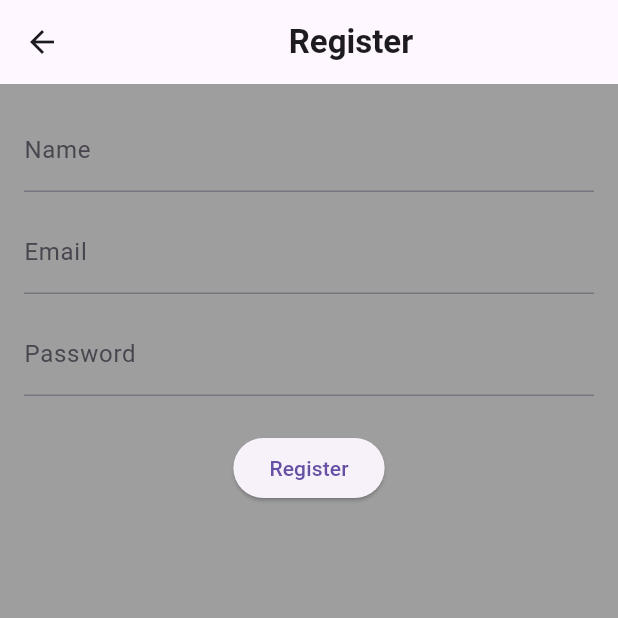
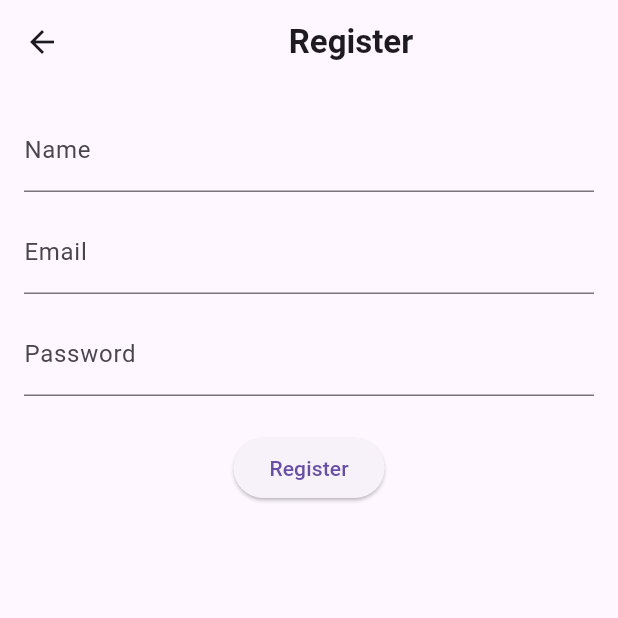
Before and after one commit to vanshikaa-codes/flutter-login-page, a Flutter app: the screen it shows after launch, after a tap on "New user? Register", on a phone screen of 412 x 824 dp, the top half of it. Run offline on Flutter 3.47's test engine with Material 3 defaults, Android fonts, the light colour scheme and no system bars.

Commit message:
Added dark mode theme support

```diff
--- a/lib/main.dart
+++ b/lib/main.dart
@@ -12,7 +12,17 @@ class MyApp extends StatelessWidget {
     return MaterialApp(
       debugShowCheckedModeBanner: false,
 
-      //Named Routes
+      //Dark mode
+      theme: ThemeData(
+        brightness: Brightness.light,
+        useMaterial3: true,
+      ),
+      darkTheme: ThemeData(
+        brightness: Brightness.dark,
+        useMaterial3: true,
+      ),
+      themeMode: ThemeMode.system,
+
       initialRoute: '/login',
       routes: {
         '/login': (context) => const LoginScreen(),
@@ -32,10 +42,7 @@ class LoginScreen extends StatefulWidget {
 }
 
 class _LoginScreenState extends State<LoginScreen> {
-  //GlobalKey for validation
   final _formKey = GlobalKey<FormState>();
-
-  //Controllers
   final emailController = TextEditingController();
   final passwordController = TextEditingController();
 
@@ -49,18 +56,26 @@ class _LoginScreenState extends State<LoginScreen> {
   @override
   Widget build(BuildContext context) {
     return Scaffold(
-      appBar: AppBar(title: Center(child: const Text('Login',style: TextStyle(fontWeight:FontWeight.bold),))),
-      backgroundColor: Colors.brown.shade400,
+      appBar: AppBar(
+        title: const Center(
+          child: Text(
+            'Login',
+            style: TextStyle(fontWeight: FontWeight.bold),
+          ),
+        ),
+      ),
+
       body: Padding(
         padding: const EdgeInsets.all(25),
         child: Form(
           key: _formKey,
           child: Column(
             children: [
-              // Email
               TextFormField(
                 controller: emailController,
-                decoration: const InputDecoration(labelText: 'Email',labelStyle: TextStyle(color: Colors.black87)),
+                decoration: const InputDecoration(
+                  labelText: 'Email',
+                ),
                 validator: (value) {
                   if (value == null || value.isEmpty) {
                     return 'Email required';
@@ -71,11 +86,12 @@ class _LoginScreenState extends State<LoginScreen> {
 
               const SizedBox(height: 25),
 
-              // Password
               TextFormField(
                 controller: passwordController,
                 obscureText: true,
-                decoration: const InputDecoration(labelText: 'Password',labelStyle: TextStyle(color: Colors.black87)),
+                decoration: const InputDecoration(
+                  labelText: 'Password',
+                ),
                 validator: (value) {
                   if (value == null || value.length < 6) {
                     return 'Password must be 6 characters';
@@ -86,7 +102,6 @@ class _LoginScreenState extends State<LoginScreen> {
 
               const SizedBox(height: 24),
 
-              // Login Button
               ElevatedButton(
                 onPressed: () {
                   if (_formKey.currentState!.validate()) {
@@ -96,12 +111,11 @@ class _LoginScreenState extends State<LoginScreen> {
                 child: const Text('Login'),
               ),
 
-              // Go to Register
               TextButton(
                 onPressed: () {
                   Navigator.pushNamed(context, '/register');
                 },
-                child: const Text('New user? Register',style:TextStyle(color: Colors.black54),),
+                child: const Text('New user? Register'),
               ),
             ],
           ),
@@ -111,7 +125,7 @@ class _LoginScreenState extends State<LoginScreen> {
   }
 }
 
-//Register screen
+//register screen
 class RegisterScreen extends StatefulWidget {
   const RegisterScreen({super.key});
 
@@ -137,8 +151,15 @@ class _RegisterScreenState extends State<RegisterScreen> {
   @override
   Widget build(BuildContext context) {
     return Scaffold(
-      appBar: AppBar(title: Center(child: const Text('Register',style: TextStyle(fontWeight: FontWeight.bold),))),
-      backgroundColor: Colors.grey,
+      appBar: AppBar(
+        title: const Center(
+          child: Text(
+            'Register',
+            style: TextStyle(fontWeight: FontWeight.bold),
+          ),
+        ),
+      ),
+
       body: Padding(
         padding: const EdgeInsets.all(16),
         child: Form(
@@ -188,7 +209,7 @@ class _RegisterScreenState extends State<RegisterScreen> {
               ElevatedButton(
                 onPressed: () {
                   if (_formKey.currentState!.validate()) {
-                    Navigator.pop(context); // back to login
+                    Navigator.pop(context);
                   }
                 },
                 child: const Text('Register'),
@@ -200,6 +221,7 @@ class _RegisterScreenState extends State<RegisterScreen> {
     );
   }
 }
+
 //Home screen
 class HomeScreen extends StatelessWidget {
   const HomeScreen({super.key});
@@ -208,22 +230,26 @@ class HomeScreen extends StatelessWidget {
   Widget build(BuildContext context) {
     return Scaffold(
       appBar: AppBar(
-        title: Center(child: const Text('Home',style: TextStyle(fontWeight: FontWeight.bold),)),
-        backgroundColor: Colors.pinkAccent,
+        title: const Center(
+          child: Text(
+            'Home',
+            style: TextStyle(fontWeight: FontWeight.bold),
+          ),
+        ),
         actions: [
           IconButton(
             icon: const Icon(Icons.logout),
             onPressed: () {
               Navigator.pushReplacementNamed(context, '/login');
             },
-          )
+          ),
         ],
       ),
-      body:
-      const Center(
+
+      body: const Center(
         child: Text(
           'Welcome to Home Screen 🎉',
-          style: TextStyle(fontSize: 20,fontWeight: FontWeight.bold),
+          style: TextStyle(fontSize: 20, fontWeight: FontWeight.bold),
         ),
       ),
     );
```
